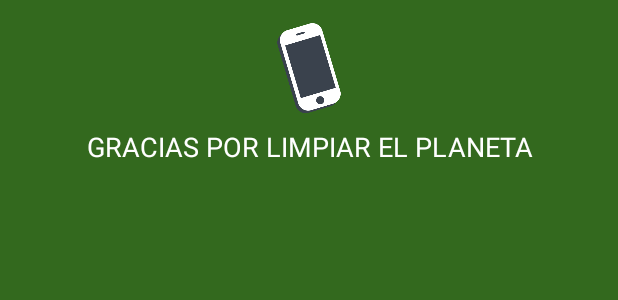
After one commit to bsoto24/MarcoGreen, an Android app: the layout dialog_custom.xml on its own in the app's theme, with its tools: preview values and no code run, on a phone screen of 412 x 824 dp. The commit adds this screen. Shown: the top 300 px of the screen. Run offline under Robolectric (Android 15) with nearby library versions, the phone set to English and light mode, and no system bars.

Commit message:
AlertDialog

```diff
--- a/app/build.gradle
+++ b/app/build.gradle
@@ -25,5 +25,4 @@ dependencies {
     compile 'com.android.support:appcompat-v7:24.1.1'
     compile 'de.hdodenhof:circleimageview:1.3.0'
     compile 'com.android.support:design:24.1.1'
-    compile 'pl.droidsonroids.gif:android-gif-drawable:1.1.+'
 }
--- a/app/src/main/AndroidManifest.xml
+++ b/app/src/main/AndroidManifest.xml
@@ -7,7 +7,7 @@
         android:icon="@mipmap/ic_launcher"
         android:label="@string/app_name"
         android:supportsRtl="true"
-        android:theme="@style/Theme.AppCompat.Light.NoActionBar">
+        android:theme="@style/Theme.AppCompat.NoActionBar">
         <activity
             android:name=".activity.SplashActivity"
             android:screenOrientation="portrait">
--- a/app/src/main/java/doapps/marcogreen/settings/Constants.java
+++ b/app/src/main/java/doapps/marcogreen/settings/Constants.java
@@ -8,4 +8,8 @@ public class Constants {
     public final static int MINUTES_DAY = 1440;
     public final static int SECONDS_MINUTE = 60;
     public final static String SHARE_LINK = "http://larepublica.pe/12-11-2014/cade-2014-carbono-neutral-para-darle-un-respiro-al-ambiente";
+    public final static int NOTIF_HOUR = 10;
+    public final static int NOTIF_MINUTE = 0;
+    public final static int NOTIF_SECOND = 0;
+
 }
--- /dev/null
+++ b/app/src/main/res/layout/dialog_custom.xml
@@ -0,0 +1,26 @@
+<?xml version="1.0" encoding="utf-8"?>
+<LinearLayout xmlns:android="http://schemas.android.com/apk/res/android"
+    android:layout_width="match_parent"
+    android:layout_height="match_parent"
+    android:background="#33691e"
+    android:orientation="vertical"
+    android:paddingBottom="15dp"
+    android:paddingLeft="10dp"
+    android:paddingRight="10dp"
+    android:paddingTop="15dp">
+
+    <ImageView
+        android:layout_width="60dp"
+        android:layout_height="60dp"
+        android:layout_gravity="center"
+        android:src="@drawable/img_splash" />
+
+    <TextView
+        android:layout_width="match_parent"
+        android:layout_height="wrap_content"
+        android:layout_marginTop="10dp"
+        android:gravity="center"
+        android:text="GRACIAS POR LIMPIAR EL PLANETA"
+        android:textColor="#ffffff"
+        android:textSize="18sp" />
+</LinearLayout>
```
Also changed, not shown: app/src/main/java/doapps/marcogreen/activity/MainActivity.java (+19 -0 lines), app/src/main/java/doapps/marcogreen/fragment/FragmentPower.java (+34 -3 lines), app/src/main/java/doapps/marcogreen/service/NotifyService.java (+7 -3 lines).
